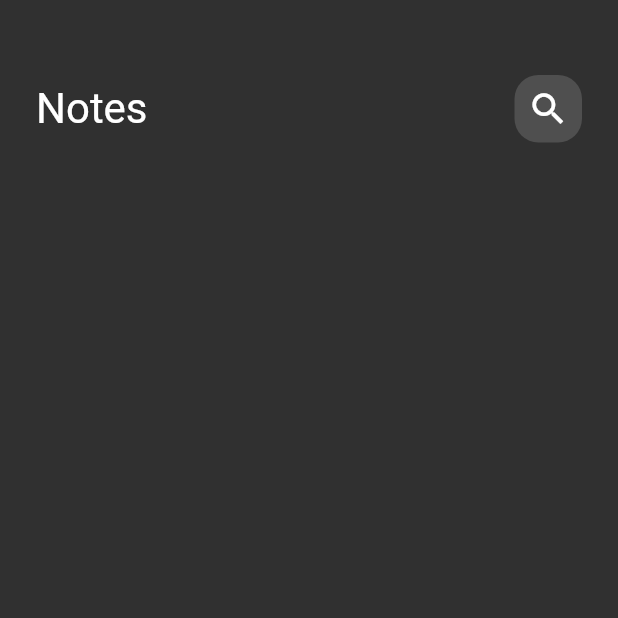
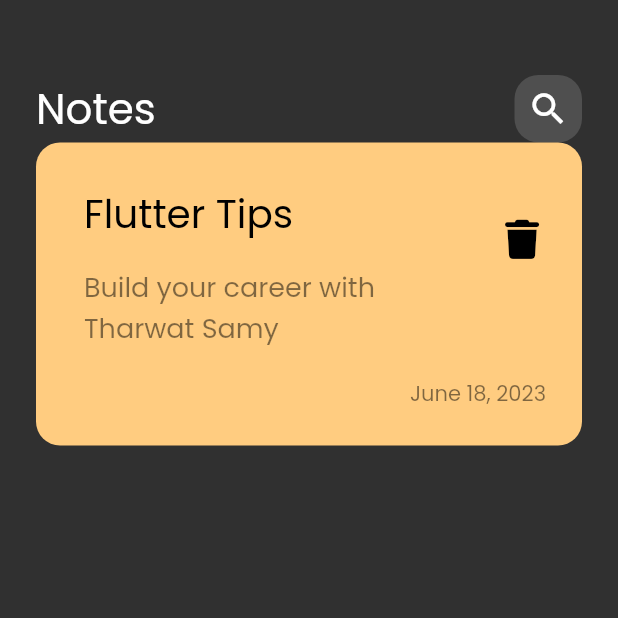
Before and after one commit to MustafaFawzy229/notes_app, a Flutter app: the screen it shows after launch, on a phone screen of 412 x 824 dp, the top half of it. Run offline on Flutter 3.47's test engine with Material 2 defaults, Android fonts, the phone set to English and light mode, and no system bars; our stand-ins replace font_awesome_flutter.

Commit message:
create custom note item

```diff
--- a/lib/main.dart
+++ b/lib/main.dart
@@ -11,7 +11,10 @@ class NotesApp extends StatelessWidget {
   @override
   Widget build(BuildContext context) {
     return MaterialApp(
-      theme: ThemeData.dark(),
+      theme: ThemeData(
+        brightness: Brightness.dark,
+        fontFamily: 'Poppins',
+      ),
       home: const NotesView(),
     );
   }
--- /dev/null
+++ b/lib/views/custom_note_item.dart
@@ -0,0 +1,67 @@
+import 'package:flutter/material.dart';
+import 'package:font_awesome_flutter/font_awesome_flutter.dart';
+
+class NoteItem extends StatelessWidget {
+  const NoteItem({super.key});
+
+  @override
+  Widget build(BuildContext context) {
+    return Container(
+      padding: const EdgeInsets.only(
+        top: 24,
+        bottom: 24,
+        left: 16,
+      ),
+      decoration: BoxDecoration(
+        borderRadius: BorderRadius.circular(16),
+        color: const Color(0xffFFCC80),
+      ),
+      child: Column(
+        crossAxisAlignment: CrossAxisAlignment.end,
+        children: [
+          ListTile(
+            title: const Text(
+              'Flutter Tips',
+              style: TextStyle(
+                color: Colors.black,
+                fontSize: 26,
+              ),
+            ),
+            subtitle: Padding(
+              padding: const EdgeInsets.symmetric(
+                vertical: 16,
+              ),
+              child: Text(
+                'Build your career with Tharwat Samy',
+                style: TextStyle(
+                  color: Colors.black.withOpacity(0.5),
+                  fontSize: 18,
+                ),
+              ),
+            ),
+            trailing: IconButton(
+              onPressed: () {},
+              icon: const Icon(
+                FontAwesomeIcons.trash,
+                size: 26,
+                color: Colors.black,
+              ),
+            ),
+          ),
+          Padding(
+            padding: const EdgeInsets.only(
+              right: 24,
+            ),
+            child: Text(
+              'June 18, 2023',
+              style: TextStyle(
+                color: Colors.black.withOpacity(0.5),
+                fontSize: 14,
+              ),
+            ),
+          ),
+        ],
+      ),
+    );
+  }
+}
--- a/lib/views/notes_view_body.dart
+++ b/lib/views/notes_view_body.dart
@@ -1,6 +1,8 @@
 import 'package:flutter/cupertino.dart';
+import 'package:flutter/material.dart';
 
 import 'custom_app_bar.dart';
+import 'custom_note_item.dart';
 
 class NotesViewBody extends StatelessWidget {
   const NotesViewBody({super.key});
@@ -17,6 +19,7 @@ class NotesViewBody extends StatelessWidget {
             height: 50,
           ),
           CustomAppBar(),
+          NoteItem(),
         ],
       ),
     );
```
Also changed, not shown: pubspec.yaml (+10 -26 lines), assets/fonts/Poppins-Regular.ttf (added), pubspec.lock.
